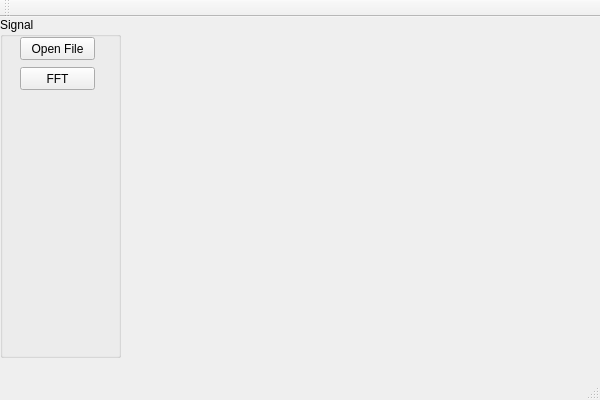
This is mainwindow.ui in coder80/SAnalysis as Qt 5 draws it before an edit. The edited form follows.
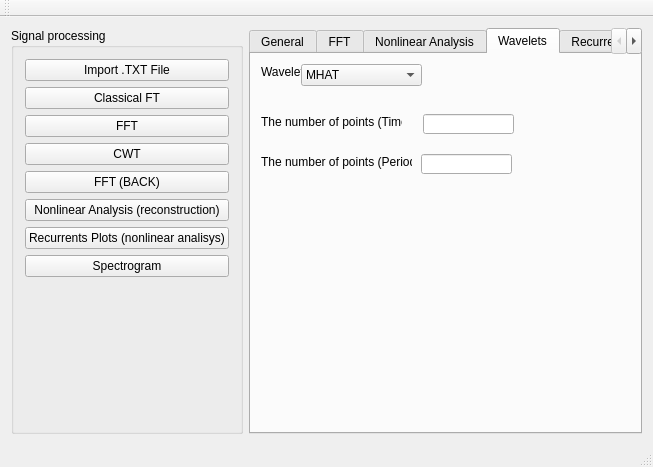
This is the edited form. The open tabs and pages were chosen to show the change.

```diff
--- a/mainwindow.ui
+++ b/mainwindow.ui
@@ -6,60 +6,405 @@
    <rect>
     <x>0</x>
     <y>0</y>
-    <width>600</width>
-    <height>400</height>
+    <width>653</width>
+    <height>467</height>
    </rect>
   </property>
-  <property name="sizePolicy">
-   <sizepolicy hsizetype="Preferred" vsizetype="Preferred">
-    <horstretch>5</horstretch>
-    <verstretch>5</verstretch>
-   </sizepolicy>
-  </property>
   <property name="windowTitle">
    <string>MainWindow</string>
   </property>
   <widget class="QWidget" name="centralWidget">
-   <widget class="QGroupBox" name="groupBox">
-    <property name="geometry">
-     <rect>
-      <x>0</x>
-      <y>0</y>
-      <width>121</width>
-      <height>341</height>
-     </rect>
-    </property>
-    <property name="title">
-     <string>Signal</string>
-    </property>
-    <widget class="QPushButton" name="pushButton">
-     <property name="geometry">
-      <rect>
-       <x>20</x>
-       <y>20</y>
-       <width>75</width>
-       <height>23</height>
-      </rect>
-     </property>
-     <property name="text">
-      <string>Open File</string>
-     </property>
-    </widget>
-    <widget class="QPushButton" name="pushButton_2">
-     <property name="geometry">
-      <rect>
-       <x>20</x>
-       <y>50</y>
-       <width>75</width>
-       <height>23</height>
-      </rect>
-     </property>
-     <property name="text">
-      <string>FFT</string>
-     </property>
-    </widget>
-   </widget>
+   <layout class="QHBoxLayout" name="horizontalLayout">
+    <item>
+     <widget class="QGroupBox" name="groupBox">
+      <property name="title">
+       <string>Signal processing</string>
+      </property>
+      <layout class="QVBoxLayout" name="verticalLayout">
+       <item>
+        <widget class="QPushButton" name="pushButton">
+         <property name="text">
+          <string>Import .TXT File</string>
+         </property>
+        </widget>
+       </item>
+       <item>
+        <widget class="QPushButton" name="pushButton_9">
+         <property name="text">
+          <string>Classical FT</string>
+         </property>
+        </widget>
+       </item>
+       <item>
+        <widget class="QPushButton" name="pushButton_2">
+         <property name="text">
+          <string>FFT</string>
+         </property>
+        </widget>
+       </item>
+       <item>
+        <widget class="QPushButton" name="pushButton_3">
+         <property name="text">
+          <string>CWT</string>
+         </property>
+        </widget>
+       </item>
+       <item>
+        <widget class="QPushButton" name="pushButton_4">
+         <property name="text">
+          <string>FFT (BACK)</string>
+         </property>
+        </widget>
+       </item>
+       <item>
+        <widget class="QPushButton" name="pushButton_5">
+         <property name="text">
+          <string>Nonlinear Analysis (reconstruction)</string>
+         </property>
+        </widget>
+       </item>
+       <item>
+        <widget class="QPushButton" name="pushButton_6">
+         <property name="text">
+          <string>Recurrents Plots (nonlinear analisys)</string>
+         </property>
+        </widget>
+       </item>
+       <item>
+        <widget class="QPushButton" name="pushButton_8">
+         <property name="text">
+          <string>Spectrogram</string>
+         </property>
+        </widget>
+       </item>
+       <item>
+        <widget class="QLabel" name="label_11">
+         <property name="text">
+          <string/>
+         </property>
+        </widget>
+       </item>
+      </layout>
+     </widget>
+    </item>
+    <item>
+     <widget class="QTabWidget" name="tabWidget">
+      <property name="autoFillBackground">
+       <bool>false</bool>
+      </property>
+      <property name="tabPosition">
+       <enum>QTabWidget::North</enum>
+      </property>
+      <property name="currentIndex">
+       <number>4</number>
+      </property>
+      <property name="documentMode">
+       <bool>false</bool>
+      </property>
+      <widget class="QWidget" name="Tab">
+       <attribute name="title">
+        <string>General</string>
+       </attribute>
+       <widget class="QLabel" name="label">
+        <property name="geometry">
+         <rect>
+          <x>10</x>
+          <y>10</y>
+          <width>121</width>
+          <height>16</height>
+         </rect>
+        </property>
+        <property name="text">
+         <string>Sampling Frequency(Hz)</string>
+        </property>
+       </widget>
+       <widget class="QLineEdit" name="lineEdit">
+        <property name="geometry">
+         <rect>
+          <x>130</x>
+          <y>10</y>
+          <width>71</width>
+          <height>20</height>
+         </rect>
+        </property>
+       </widget>
+      </widget>
+      <widget class="QWidget" name="tab_2">
+       <attribute name="title">
+        <string>FFT</string>
+       </attribute>
+       <widget class="QGroupBox" name="groupBox_2">
+        <property name="geometry">
+         <rect>
+          <x>10</x>
+          <y>10</y>
+          <width>291</width>
+          <height>80</height>
+         </rect>
+        </property>
+        <property name="title">
+         <string>Filtering</string>
+        </property>
+        <widget class="QLabel" name="label_2">
+         <property name="geometry">
+          <rect>
+           <x>10</x>
+           <y>20</y>
+           <width>81</width>
+           <height>16</height>
+          </rect>
+         </property>
+         <property name="text">
+          <string>High frequency</string>
+         </property>
+        </widget>
+        <widget class="QLineEdit" name="lineEdit_2">
+         <property name="geometry">
+          <rect>
+           <x>90</x>
+           <y>20</y>
+           <width>71</width>
+           <height>20</height>
+          </rect>
+         </property>
+        </widget>
+        <widget class="QLabel" name="label_3">
+         <property name="geometry">
+          <rect>
+           <x>10</x>
+           <y>50</y>
+           <width>71</width>
+           <height>16</height>
+          </rect>
+         </property>
+         <property name="text">
+          <string>Low frequency</string>
+         </property>
+        </widget>
+        <widget class="QLineEdit" name="lineEdit_3">
+         <property name="geometry">
+          <rect>
+           <x>90</x>
+           <y>50</y>
+           <width>71</width>
+           <height>20</height>
+          </rect>
+         </property>
+        </widget>
+       </widget>
+       <widget class="QPushButton" name="pushButton_7">
+        <property name="geometry">
+         <rect>
+          <x>10</x>
+          <y>100</y>
+          <width>75</width>
+          <height>23</height>
+         </rect>
+        </property>
+        <property name="text">
+         <string>Filtering</string>
+        </property>
+       </widget>
+      </widget>
+      <widget class="QWidget" name="tab">
+       <attribute name="title">
+        <string>Nonlinear Analysis</string>
+       </attribute>
+       <widget class="QLabel" name="label_4">
+        <property name="geometry">
+         <rect>
+          <x>10</x>
+          <y>20</y>
+          <width>131</width>
+          <height>16</height>
+         </rect>
+        </property>
+        <property name="text">
+         <string>The dimension of the space</string>
+        </property>
+       </widget>
+       <widget class="QLineEdit" name="lineEdit_4">
+        <property name="geometry">
+         <rect>
+          <x>150</x>
+          <y>20</y>
+          <width>61</width>
+          <height>20</height>
+         </rect>
+        </property>
+       </widget>
+       <widget class="QLabel" name="label_9">
+        <property name="geometry">
+         <rect>
+          <x>10</x>
+          <y>50</y>
+          <width>131</width>
+          <height>16</height>
+         </rect>
+        </property>
+        <property name="text">
+         <string>Displacement of the time</string>
+        </property>
+       </widget>
+       <widget class="QLineEdit" name="lineEdit_8">
+        <property name="geometry">
+         <rect>
+          <x>150</x>
+          <y>50</y>
+          <width>61</width>
+          <height>20</height>
+         </rect>
+        </property>
+       </widget>
+      </widget>
+      <widget class="QWidget" name="tab_3">
+       <attribute name="title">
+        <string>Wavelets</string>
+       </attribute>
+       <widget class="QLabel" name="label_5">
+        <property name="geometry">
+         <rect>
+          <x>10</x>
+          <y>10</y>
+          <width>51</width>
+          <height>16</height>
+         </rect>
+        </property>
+        <property name="text">
+         <string>Wavelet</string>
+        </property>
+       </widget>
+       <widget class="QComboBox" name="comboBox">
+        <property name="geometry">
+         <rect>
+          <x>50</x>
+          <y>10</y>
+          <width>121</width>
+          <height>22</height>
+         </rect>
+        </property>
+        <item>
+         <property name="text">
+          <string>MHAT</string>
+         </property>
+        </item>
+        <item>
+         <property name="text">
+          <string>MORLE</string>
+         </property>
+        </item>
+       </widget>
+       <widget class="QLabel" name="label_7">
+        <property name="geometry">
+         <rect>
+          <x>10</x>
+          <y>60</y>
+          <width>141</width>
+          <height>16</height>
+         </rect>
+        </property>
+        <property name="text">
+         <string>The number of points (Time)</string>
+        </property>
+       </widget>
+       <widget class="QLineEdit" name="lineEdit_6">
+        <property name="geometry">
+         <rect>
+          <x>172</x>
+          <y>60</y>
+          <width>91</width>
+          <height>20</height>
+         </rect>
+        </property>
+       </widget>
+       <widget class="QLabel" name="label_8">
+        <property name="geometry">
+         <rect>
+          <x>10</x>
+          <y>100</y>
+          <width>151</width>
+          <height>16</height>
+         </rect>
+        </property>
+        <property name="text">
+         <string>The number of points (Period)</string>
+        </property>
+       </widget>
+       <widget class="QLineEdit" name="lineEdit_7">
+        <property name="geometry">
+         <rect>
+          <x>170</x>
+          <y>100</y>
+          <width>91</width>
+          <height>20</height>
+         </rect>
+        </property>
+       </widget>
+      </widget>
+      <widget class="QWidget" name="tab_4">
+       <attribute name="title">
+        <string>Recurrents plots</string>
+       </attribute>
+       <widget class="QLabel" name="label_6">
+        <property name="geometry">
+         <rect>
+          <x>10</x>
+          <y>10</y>
+          <width>141</width>
+          <height>16</height>
+         </rect>
+        </property>
+        <property name="text">
+         <string>The dimension of the space</string>
+        </property>
+       </widget>
+       <widget class="QLineEdit" name="lineEdit_5">
+        <property name="geometry">
+         <rect>
+          <x>160</x>
+          <y>10</y>
+          <width>81</width>
+          <height>20</height>
+         </rect>
+        </property>
+       </widget>
+       <widget class="QLabel" name="label_10">
+        <property name="geometry">
+         <rect>
+          <x>10</x>
+          <y>40</y>
+          <width>131</width>
+          <height>16</height>
+         </rect>
+        </property>
+        <property name="text">
+         <string>Displacement of The Time</string>
+        </property>
+       </widget>
+       <widget class="QLineEdit" name="lineEdit_9">
+        <property name="geometry">
+         <rect>
+          <x>160</x>
+          <y>40</y>
+          <width>81</width>
+          <height>20</height>
+         </rect>
+        </property>
+       </widget>
+      </widget>
+     </widget>
+    </item>
+   </layout>
   </widget>
+  <widget class="QToolBar" name="mainToolBar">
+   <attribute name="toolBarArea">
+    <enum>TopToolBarArea</enum>
+   </attribute>
+   <attribute name="toolBarBreak">
+    <bool>false</bool>
+   </attribute>
+  </widget>
+  <widget class="QStatusBar" name="statusBar"/>
   <widget class="QMenuBar" name="menuBar">
    <property name="geometry">
     <rect>
@@ -70,15 +415,6 @@
     </rect>
    </property>
   </widget>
-  <widget class="QToolBar" name="mainToolBar">
-   <attribute name="toolBarArea">
-    <enum>TopToolBarArea</enum>
-   </attribute>
-   <attribute name="toolBarBreak">
-    <bool>false</bool>
-   </attribute>
-  </widget>
-  <widget class="QStatusBar" name="statusBar"/>
  </widget>
  <layoutdefault spacing="6" margin="11"/>
  <resources/>
```
Left out of the diff: 4 changed lines with no effect on the pictures.
